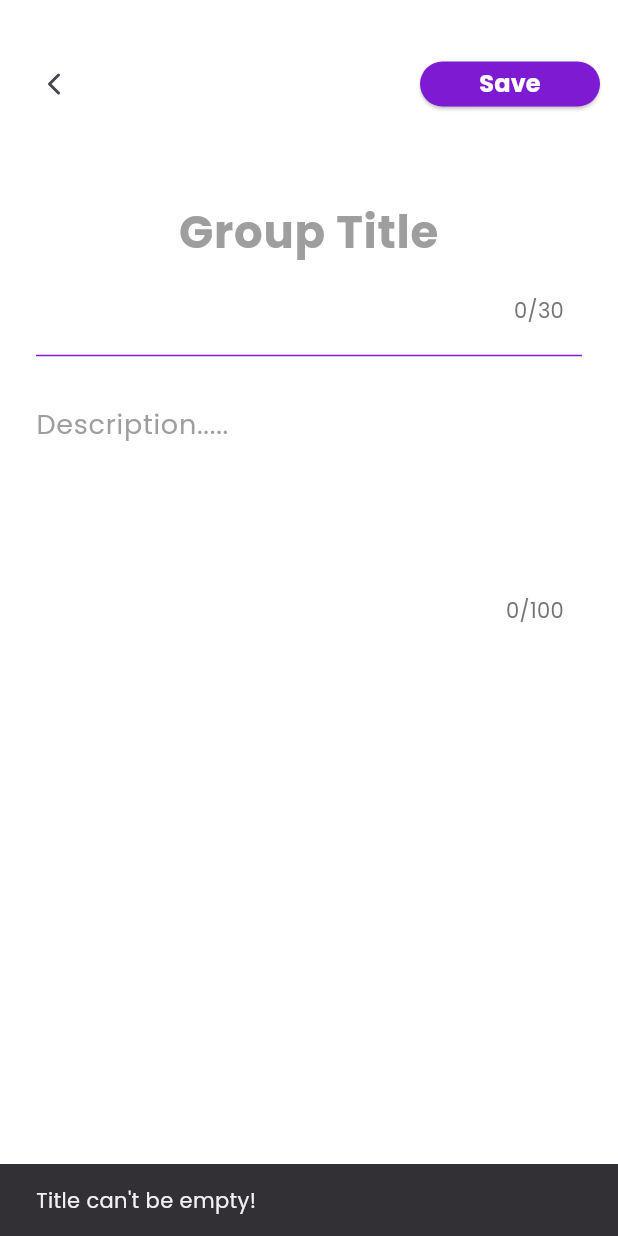
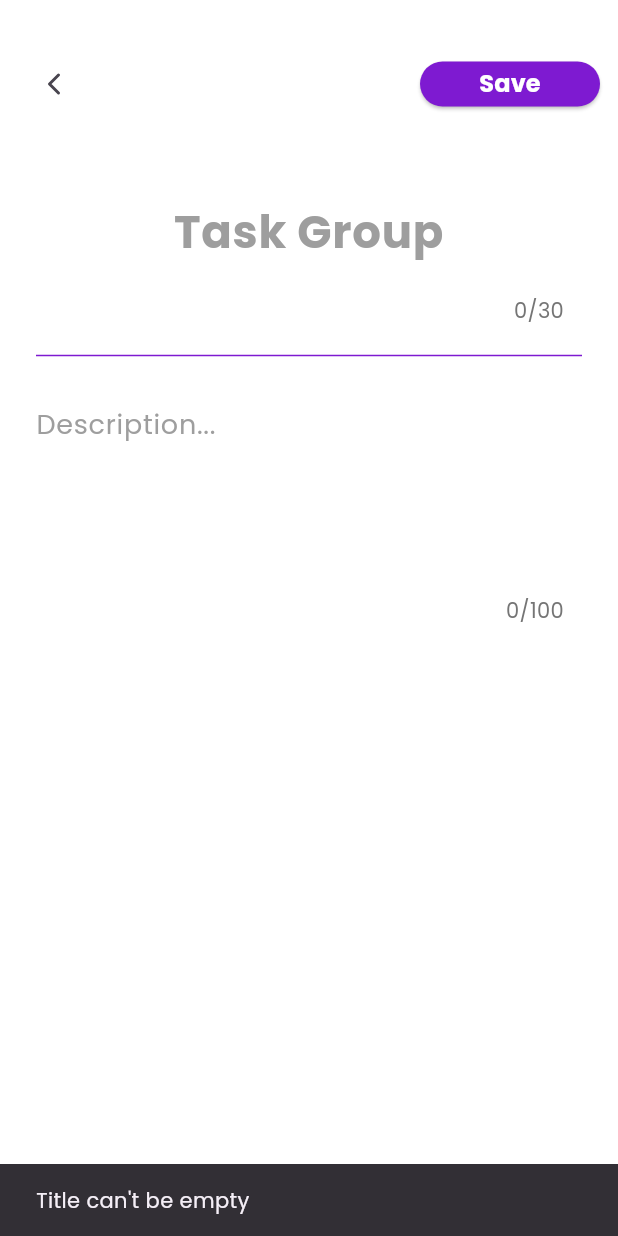
Before and after one commit to georgewin18/DoKo, a Flutter app: the AddGroupPage screen opened directly, after a tap on "Save", on a phone screen of 412 x 824 dp. Run offline on Flutter 3.47's test engine with Material 3 defaults, Android fonts, the phone set to English and light mode, and no system bars; our stand-ins replace auto_size_text, curved_labeled_navigation_bar, dropdown_button2, flutter_local_notifications, flutter_lucide, fluttertoast and 4 more; accounts and stored records are empty.

Commit message:
benahin appstring

```diff
--- a/lib/pages/add_group_page.dart
+++ b/lib/pages/add_group_page.dart
@@ -1,3 +1,4 @@
+import 'package:app/constants/app_string.dart';
 import 'package:flutter/material.dart';
 import 'package:flutter_lucide/flutter_lucide.dart';
 import 'package:flutter/services.dart';
@@ -29,6 +30,7 @@ class AddGroupPageState extends State<AddGroupPage> {
 
   @override
   Widget build(BuildContext context) {
+    final appString = AppString(context);
     return Scaffold(
       backgroundColor: Colors.white,
       body: SafeArea(
@@ -47,13 +49,10 @@ class AddGroupPageState extends State<AddGroupPage> {
                     onPressed: () async {
                       final title = _titleController.text.trim();
                       final description = _descriptionController.text.trim();
-                      //Navigator.pop(context, true);
 
                       if (title.isEmpty) {
                         ScaffoldMessenger.of(context).showSnackBar(
-                          const SnackBar(
-                            content: Text("Title can't be empty!"),
-                          ),
+                          SnackBar(content: Text(appString.emptyTitleNotifier)),
                         );
                         return;
                       }
@@ -67,10 +66,12 @@ class AddGroupPageState extends State<AddGroupPage> {
                       int newGroupId;
 
                       try {
-                        newGroupId = await TaskGroupDBHelper.insertTaskGroup(newGroup);
+                        newGroupId = await TaskGroupDBHelper.insertTaskGroup(
+                          newGroup,
+                        );
                       } catch (e) {
                         Fluttertoast.showToast(
-                          msg: "Title must be unique!\nYou already have this group",
+                          msg: appString.uniqueTitleNotifier,
                           toastLength: Toast.LENGTH_LONG,
                           gravity: ToastGravity.TOP,
                           backgroundColor: Color(0xFFFF5454),
@@ -81,7 +82,10 @@ class AddGroupPageState extends State<AddGroupPage> {
                       }
 
                       if (newGroupId != 0) {
-                        final TaskGroup? newlyCreatedGroup = await TaskGroupDBHelper.getTaskGroupById(newGroupId);
+                        final TaskGroup? newlyCreatedGroup =
+                            await TaskGroupDBHelper.getTaskGroupById(
+                              newGroupId,
+                            );
 
                         if (newlyCreatedGroup != null) {
                           if (mounted) {
@@ -90,7 +94,11 @@ class AddGroupPageState extends State<AddGroupPage> {
                         } else {
                           if (mounted) {
                             ScaffoldMessenger.of(context).showSnackBar(
-                              const SnackBar(content: Text("Error: Could not retrieve the created group.")),
+                              const SnackBar(
+                                content: Text(
+                                  "Error: Could not retrieve the created group.",
+                                ),
+                              ),
                             );
                             Navigator.pop(context);
                           }
@@ -98,7 +106,9 @@ class AddGroupPageState extends State<AddGroupPage> {
                       } else {
                         if (mounted) {
                           ScaffoldMessenger.of(context).showSnackBar(
-                            const SnackBar(content: Text("Failed to save the group.")),
+                            const SnackBar(
+                              content: Text("Failed to save the group."),
+                            ),
                           );
                           Navigator.pop(context);
                         }
@@ -114,8 +124,8 @@ class AddGroupPageState extends State<AddGroupPage> {
                       ),
                       minimumSize: const Size(120, 30),
                     ),
-                    child: const Text(
-                      'Save',
+                    child: Text(
+                      appString.save,
                       style: TextStyle(
                         fontSize: 16,
                         fontWeight: FontWeight.bold,
@@ -147,8 +157,8 @@ class AddGroupPageState extends State<AddGroupPage> {
                             ],
                             textAlign: TextAlign.center,
                             maxLines: null,
-                            decoration: const InputDecoration(
-                              hintText: 'Group Title',
+                            decoration: InputDecoration(
+                              hintText: appString.taskGroupTitle,
                               hintStyle: TextStyle(
                                 fontSize: 30,
                                 fontWeight: FontWeight.bold,
@@ -214,8 +224,8 @@ class AddGroupPageState extends State<AddGroupPage> {
                                     _characterCount2 = text.length;
                                   });
                                 },
-                                decoration: const InputDecoration(
-                                  hintText: 'Description.....',
+                                decoration: InputDecoration(
+                                  hintText: appString.descriptionHint,
                                   hintStyle: TextStyle(
                                     fontSize: 18,
                                     color: Colors.grey,
```
